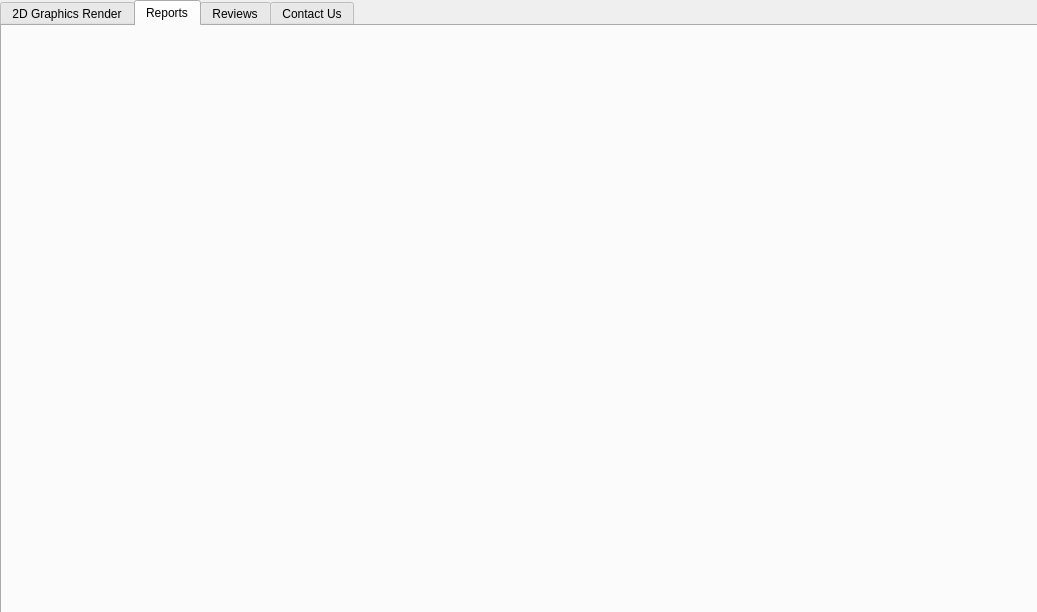
Above: 2D_Graphics_Modeler/MainWindow.ui from Hcorupe/2D-Graphics-Modeler before the change. Below: the same form after it.
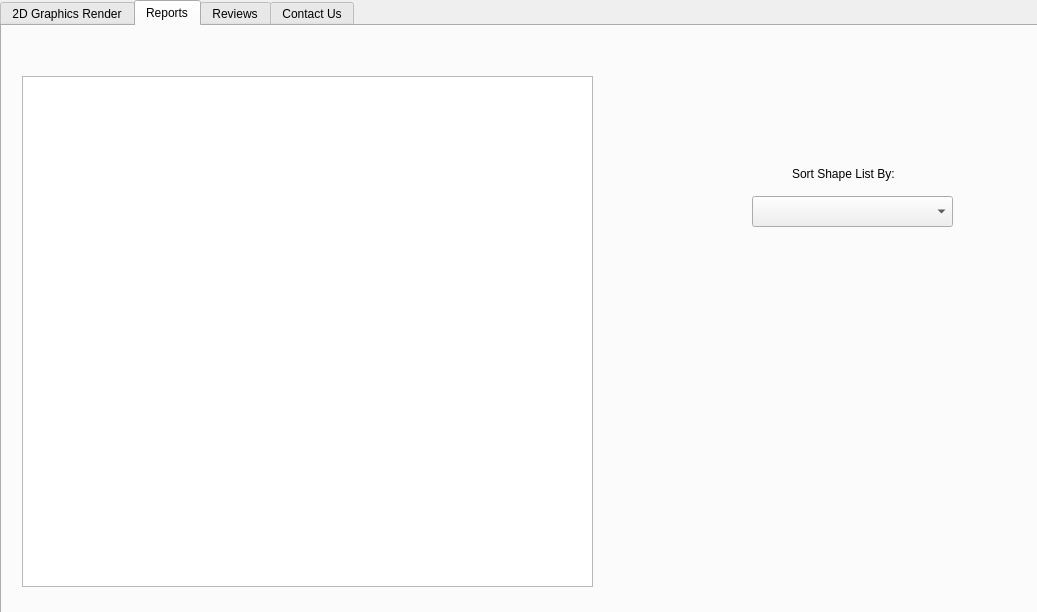
That is the form after the change. The open tabs and pages were chosen to show the change. Custom widgets are drawn as their Qt base class.

Commit message: Added shape list to reports tab.  Added sorting functionality.

The edit to the form file:
```diff
--- a/2D_Graphics_Modeler/MainWindow.ui
+++ b/2D_Graphics_Modeler/MainWindow.ui
@@ -167,6 +167,39 @@
     <attribute name="title">
      <string>Reports</string>
     </attribute>
+    <widget class="QListWidget" name="listWidget">
+     <property name="geometry">
+      <rect>
+       <x>20</x>
+       <y>50</y>
+       <width>571</width>
+       <height>511</height>
+      </rect>
+     </property>
+    </widget>
+    <widget class="QComboBox" name="sortComboBox">
+     <property name="geometry">
+      <rect>
+       <x>750</x>
+       <y>170</y>
+       <width>201</width>
+       <height>31</height>
+      </rect>
+     </property>
+    </widget>
+    <widget class="QLabel" name="sortLabel">
+     <property name="geometry">
+      <rect>
+       <x>790</x>
+       <y>140</y>
+       <width>111</width>
+       <height>16</height>
+      </rect>
+     </property>
+     <property name="text">
+      <string>Sort Shape List By:</string>
+     </property>
+    </widget>
    </widget>
    <widget class="QWidget" name="ReviewTab">
     <attribute name="title">
```
Left out of the diff: 2 changed lines with no effect on the pictures. The commit also changes 13 other files.
